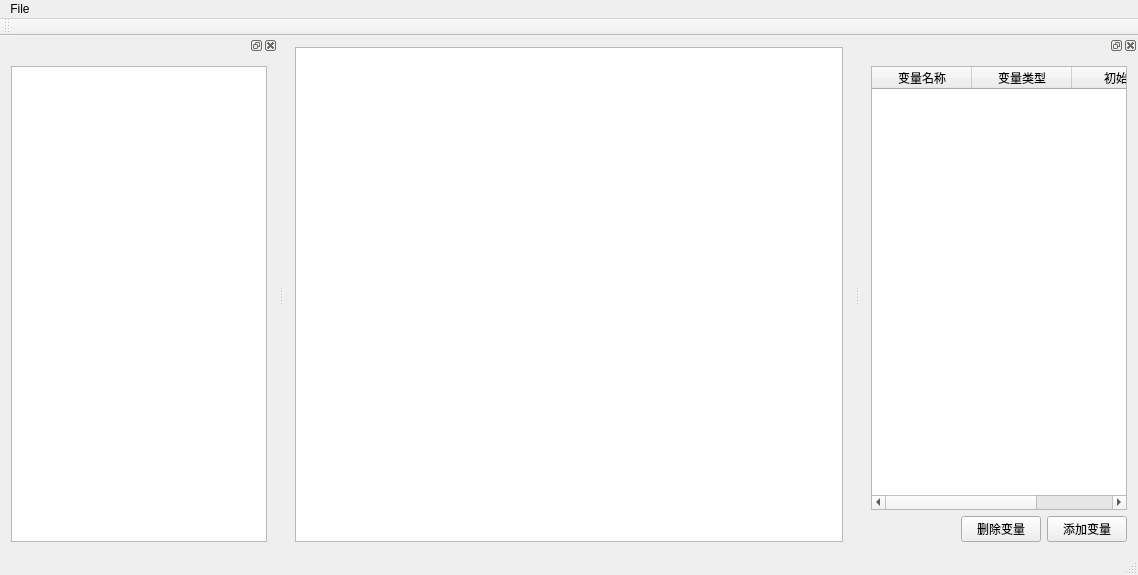
Old version of the form mainwindow.ui in the repository wushuangabao/Level_AI_Editor.
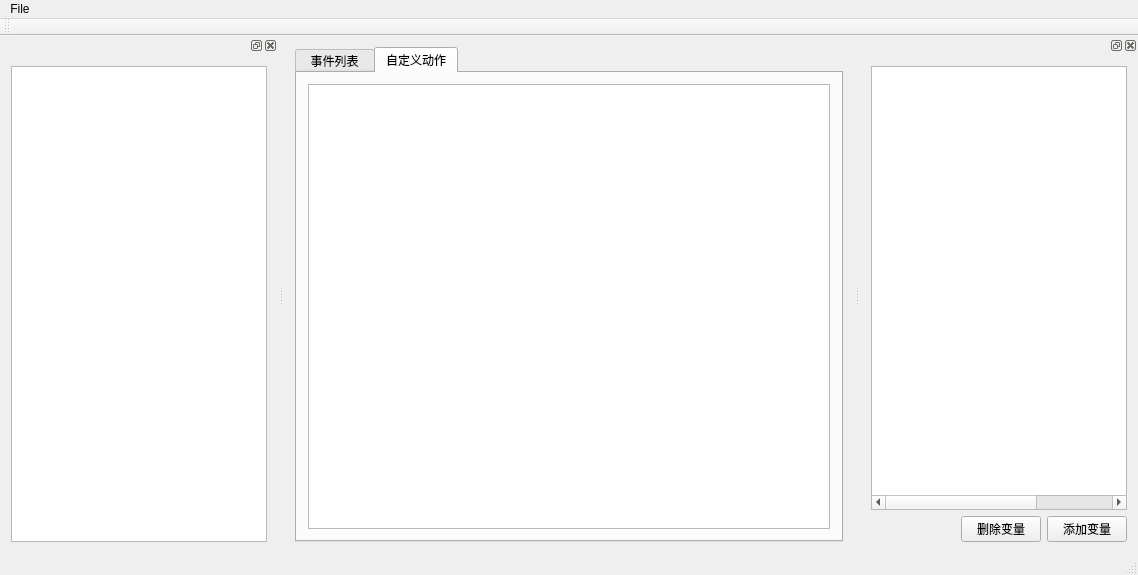
New version of the form.

Diff of the .ui file:
```diff
--- a/mainwindow.ui
+++ b/mainwindow.ui
@@ -16,6 +16,16 @@
   <widget class="QWidget" name="centralWidget">
    <layout class="QHBoxLayout" name="horizontalLayout">
     <item>
+     <widget class="QTabWidget" name="tabWidget">
+      <property name="currentIndex">
+       <number>1</number>
+      </property>
+      <widget class="QWidget" name="tab_1">
+       <attribute name="title">
+        <string> 事件列表 </string>
+       </attribute>
+       <layout class="QVBoxLayout" name="verticalLayout_3">
+        <item>
      <widget class="QTreeView" name="eventTreeView">
       <property name="styleSheet">
        <string notr="true">QTreeView::item:selected,QTreeView::branch:selected{
@@ -32,6 +42,20 @@
     </item>
    </layout>
   </widget>
+      <widget class="QWidget" name="tab_2">
+       <attribute name="title">
+        <string>自定义动作</string>
+       </attribute>
+       <layout class="QVBoxLayout" name="verticalLayout_4">
+        <item>
+         <widget class="QTreeView" name="funcTreeView"/>
+        </item>
+       </layout>
+      </widget>
+     </widget>
+    </item>
+   </layout>
+  </widget>
   <widget class="QMenuBar" name="menuBar">
    <property name="geometry">
     <rect>
@@ -80,7 +104,7 @@
         </size>
        </property>
        <attribute name="horizontalHeaderVisible">
-        <bool>true</bool>
+        <bool>false</bool>
        </attribute>
        <attribute name="verticalHeaderVisible">
         <bool>false</bool>
```
Lines whose indentation alone changed are shown as unchanged.
